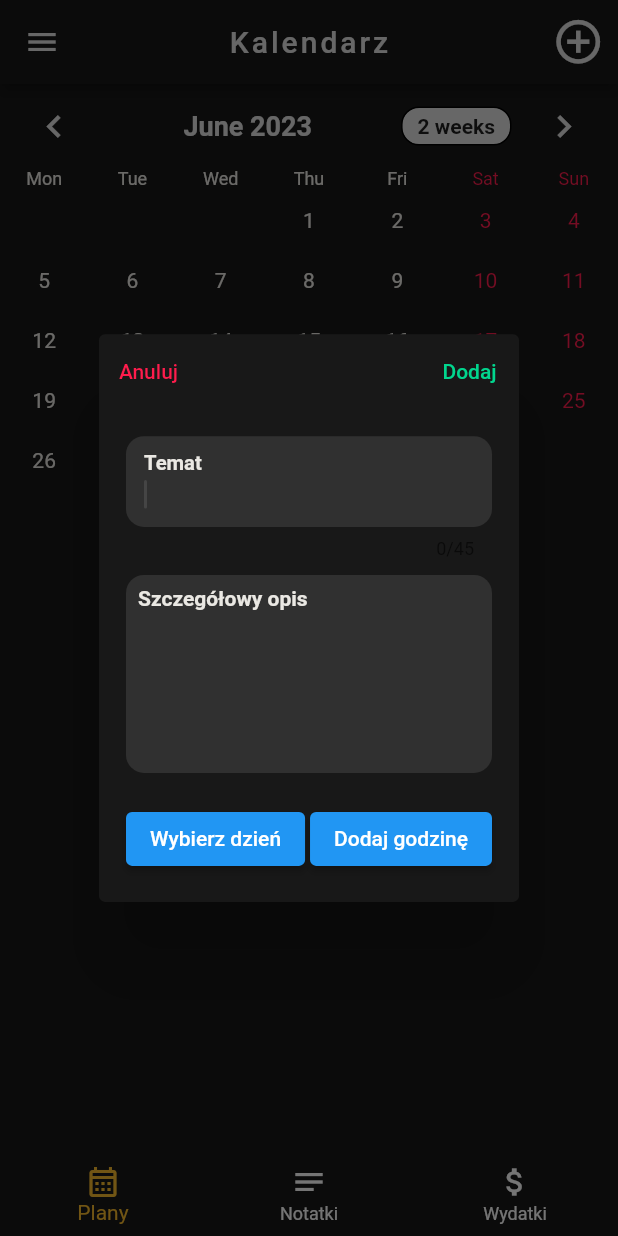
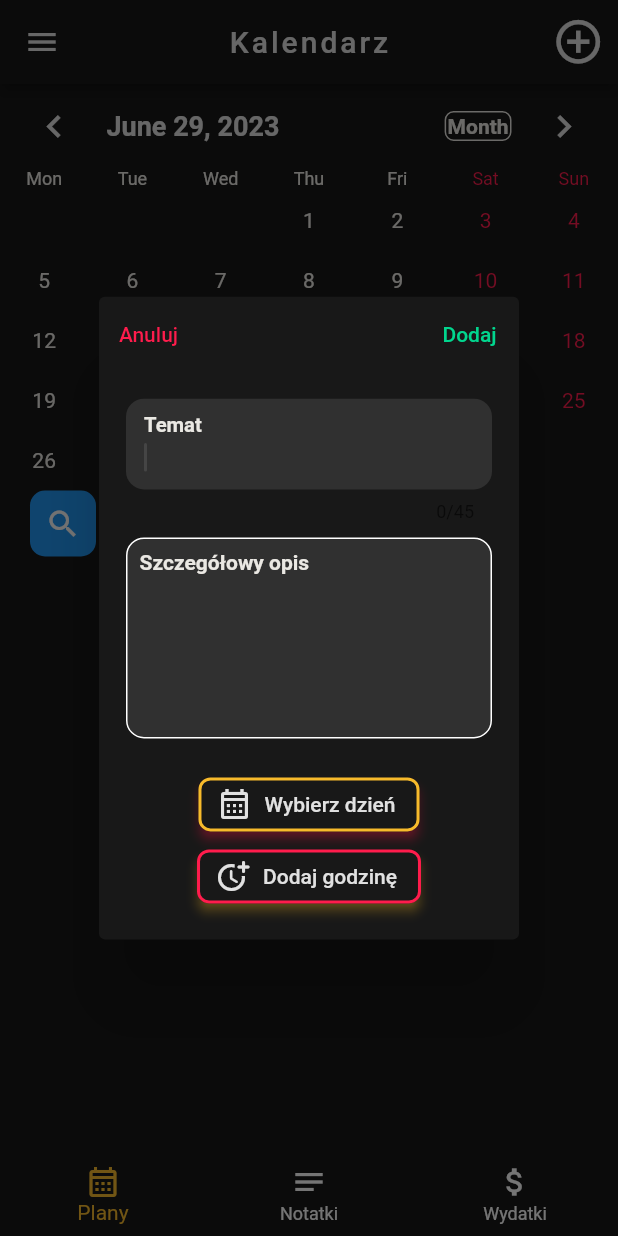
Before and after one commit to patrykdybalski/NOTSY, a Flutter app: the screen it shows after launch, after a tap on the "add circle outline" icon, on a phone screen of 412 x 824 dp. Run offline on Flutter 3.47's test engine with Material 2 defaults, Android fonts, the phone set to English and light mode, and no system bars; drawn by our look-alikes of table_calendar; our stand-ins replace cloud_firestore, firebase_auth, firebase_core, flutter_bloc, google_fonts; accounts and stored records are empty.

Commit message:
Change headerStyle and buttonStyle

```diff
--- a/lib/domain/models/event_model/event_model.dart
+++ b/lib/domain/models/event_model/event_model.dart
@@ -25,4 +25,9 @@ class EventModel {
   List<EventModel> eventLoader(DateTime day) {
     return eventLoader(day);
   }
+
+  List<EventModel> eventLoaderr(DateTime day) {
+    final List<EventModel> events = [];
+    return events.where((event) => event.selectedDay == day).toList();
+  }
 }
--- a/lib/features/home/pages/add_event_dialog/add_event_dialog.dart
+++ b/lib/features/home/pages/add_event_dialog/add_event_dialog.dart
@@ -181,6 +181,10 @@ class _ContentDialog extends StatelessWidget {
             decoration: BoxDecoration(
               color: Colors.white10,
               borderRadius: BorderRadius.circular(12),
+              border: Border.all(
+                width: 1,
+                color: Colors.white,
+              ),
             ),
             child: Padding(
               padding: const EdgeInsets.all(8.0),
@@ -218,10 +222,30 @@ class _ContentDialog extends StatelessWidget {
           const SizedBox(
             height: 20,
           ),
-          Row(
-            mainAxisAlignment: MainAxisAlignment.spaceBetween,
-            children: [
-              ElevatedButton(
+          ElevatedButton.icon(
+            label: Text(
+              selectedDateFormatted ?? 'Wybierz dzień',
+              style: const TextStyle(
+                color: AppColors.accentColor,
+              ),
+            ),
+            icon: const Icon(
+              Icons.calendar_month_outlined,
+              color: AppColors.accentColor,
+            ),
+            style: ElevatedButton.styleFrom(
+              backgroundColor: AppColors.primaryColor, // Kolor tła przycisku
+              shape: RoundedRectangleBorder(
+                borderRadius: BorderRadius.circular(
+                    8.0), // Opcjonalnie: zaokrąglenie rogów przycisku
+              ),
+              side: const BorderSide(
+                color: AppColors.secondaryColor,
+                width: 2,
+              ),
+              elevation: 3,
+              shadowColor: AppColors.redColor,
+            ),
             onPressed: () async {
               final selectedDate = await showDatePicker(
                 context: context,
@@ -233,13 +257,31 @@ class _ContentDialog extends StatelessWidget {
               );
               onDayChanged(selectedDate);
             },
-                child: Text(
-                  selectedDateFormatted ?? 'Wybierz dzień',
+          ),
+          ElevatedButton.icon(
+            label: Text(
+              selectedTimeFormatted ?? 'Dodaj godzinę',
+              style: const TextStyle(
+                color: AppColors.accentColor,
               ),
             ),
-              ElevatedButton(
-                child: Text(
-                  selectedTimeFormatted ?? 'Dodaj godzinę',
+            icon: const Icon(
+              Icons.more_time_rounded,
+              color: AppColors.accentColor,
+            ),
+            style: ElevatedButton.styleFrom(
+              backgroundColor: AppColors.primaryColor,
+              shape: RoundedRectangleBorder(
+                borderRadius: BorderRadius.circular(
+                  8.0,
+                ),
+              ),
+              side: const BorderSide(
+                color: AppColors.redColor,
+                width: 2,
+              ),
+              elevation: 3,
+              shadowColor: AppColors.secondaryColor,
             ),
             onPressed: () async {
               TimeOfDay? selectedTime = await showTimePicker(
@@ -257,8 +299,6 @@ class _ContentDialog extends StatelessWidget {
           ),
         ],
       ),
-        ],
-      ),
     );
   }
 }
--- a/lib/features/home/pages/calendar_page/calendar_page.dart
+++ b/lib/features/home/pages/calendar_page/calendar_page.dart
@@ -71,7 +71,53 @@ class _CalendarPageState extends State<CalendarPage> {
 
             return ListView(
               children: [
-                const CalendarWidget(),
+                const CalendarWidget(
+
+                ),
+                Padding(
+                  padding: const EdgeInsets.only(
+                    left: 20.0,
+                    right: 20,
+                  ),
+                  child: Row(
+                    crossAxisAlignment: CrossAxisAlignment.end,
+                    children: [
+                      Container(
+                        decoration: BoxDecoration(
+                          color: Colors.white,
+                          boxShadow: const [
+                            BoxShadow(
+                              color: Colors.grey,
+                              blurRadius: 10,
+                              offset: Offset(0, 0),
+                            ),
+                          ],
+                          borderRadius: BorderRadius.circular(20),
+                        ),
+                      ),
+                      Padding(
+                        padding: const EdgeInsets.only(right: 10.0),
+                        child: Material(
+                          color: Colors.blue,
+                          borderRadius: BorderRadius.circular(10),
+                          child: InkWell(
+                            borderRadius: BorderRadius.circular(20),
+                            onTap: () {
+                              // Logika po naciśnięciu przycisku
+                            },
+                            child: const Padding(
+                              padding: EdgeInsets.all(10),
+                              child: Icon(
+                                Icons.search,
+                                color: Colors.white,
+                              ),
+                            ),
+                          ),
+                        ),
+                      ),
+                    ],
+                  ),
+                ),
                 const SizedBox(
                   height: 10,
                 ),
--- a/lib/features/home/pages/calendar_page/widgets/calendar_widget.dart
+++ b/lib/features/home/pages/calendar_page/widgets/calendar_widget.dart
@@ -1,9 +1,13 @@
 import 'package:flutter/material.dart';
+import 'package:intl/intl.dart';
 import 'package:primary_school/constans/colors.dart';
+import 'package:primary_school/domain/models/event_model/event_model.dart';
 import 'package:table_calendar/table_calendar.dart';
 
 class CalendarWidget extends StatefulWidget {
-  const CalendarWidget({super.key});
+  const CalendarWidget({
+    super.key,
+  });
 
   @override
   State<CalendarWidget> createState() => _CalendarWidgetState();
@@ -11,12 +15,18 @@ class CalendarWidget extends StatefulWidget {
 
 class _CalendarWidgetState extends State<CalendarWidget> {
   CalendarFormat calendarFormat = CalendarFormat.month;
-
   DateTime selectedDay = DateTime.now();
-
   DateTime focusedDay = DateTime.now();
 
-  List<dynamic> Function(DateTime)? eventLoader;
+  List<EventModel> events = [];
+
+  List<EventModel> eventLoader(DateTime day) {
+    return events.where((event) => event.selectedDay == day).toList();
+  }
+
+  List<EventModel> eventLoadeer(DateTime day) {
+    return eventLoader(day);
+  }
 
   @override
   Widget build(BuildContext context) {
@@ -33,6 +43,7 @@ class _CalendarWidgetState extends State<CalendarWidget> {
       headerStyle: headerStyle(),
       calendarStyle: calendarStyle(),
       daysOfWeekStyle: daysOfWeekStyle(),
+      eventLoader: eventLoadeer,
       onFormatChanged: (format) {
         setState(
           () {
@@ -122,32 +133,40 @@ class _CalendarWidgetState extends State<CalendarWidget> {
   }
 
   HeaderStyle headerStyle() {
-    return const HeaderStyle(
-      titleTextStyle: TextStyle(
+    return HeaderStyle(
+      titleTextFormatter: (date, locale) {
+        return DateFormat.yMMMMd(locale).format(date);
+      },
+      titleTextStyle: const TextStyle(
         fontWeight: FontWeight.bold,
         fontSize: 18,
         color: AppColors.accentColor,
       ),
-      titleCentered: true,
-      headerPadding: EdgeInsets.all(1),
-      leftChevronIcon: Icon(
+      titleCentered: false,
+      headerPadding: const EdgeInsets.all(1),
+      leftChevronIcon: const Icon(
         Icons.chevron_left_outlined,
         size: 30,
         color: AppColors.accentColor,
       ),
-      rightChevronIcon: Icon(
+      rightChevronIcon: const Icon(
         Icons.chevron_right_outlined,
         size: 30,
         color: AppColors.accentColor,
       ),
-      formatButtonTextStyle: TextStyle(
+      formatButtonShowsNext: false,
+      formatButtonPadding: EdgeInsets.all(1),
+      formatButtonTextStyle: const TextStyle(
         fontWeight: FontWeight.bold,
+        color: AppColors.dayColor,
       ),
-      formatButtonDecoration: BoxDecoration(
-        color: AppColors.accentColor,
-        border: Border.fromBorderSide(BorderSide()),
+      formatButtonDecoration: const BoxDecoration(
+        color: AppColors.primaryColor,
+        border: Border.fromBorderSide(BorderSide(
+          color: AppColors.dayColor,
+        )),
         borderRadius: BorderRadius.all(
-          Radius.circular(12.0),
+          Radius.circular(6),
         ),
       ),
     );
```
Lines whose indentation alone changed are shown as unchanged.
